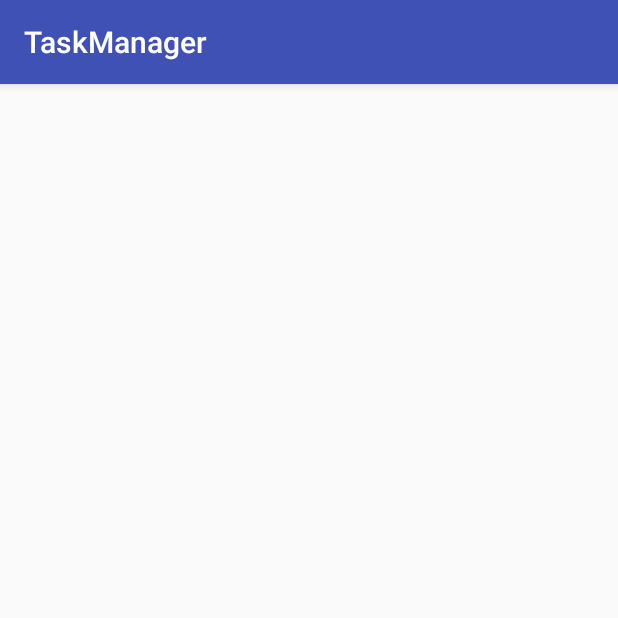
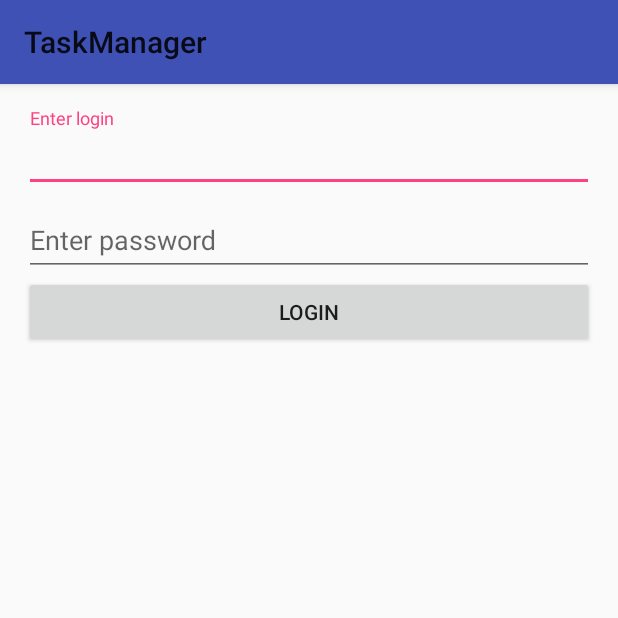
Before and after one commit to AlekseiIvshin/TaskManager, an Android app: the LoginActivity screen opened directly, with no data from a screen before it, on a phone screen of 412 x 824 dp, the top half of it. Run offline under Robolectric (Android 15) with nearby library versions, the phone set to English and light mode, and no system bars; our stand-ins replace ButterKnife.

Commit message:
Adds LoginActivity

```diff
--- a/app/build.gradle
+++ b/app/build.gradle
@@ -23,4 +23,8 @@ dependencies {
     compile fileTree(dir: 'libs', include: ['*.jar'])
     testCompile 'junit:junit:4.12'
     compile 'com.android.support:appcompat-v7:23.1.1'
+    compile 'com.android.support:design:23.1.1'
+
+    // UI dependency injector ButterKnife
+    compile 'com.jakewharton:butterknife:7.0.1'
 }
--- a/app/src/main/java/com/alekseiivhsin/taskmanager/authentication/LoginActivity.java
+++ b/app/src/main/java/com/alekseiivhsin/taskmanager/authentication/LoginActivity.java
@@ -1,17 +1,45 @@
 package com.alekseiivhsin.taskmanager.authentication;
 
+import android.os.Bundle;
 import android.support.v7.app.AppCompatActivity;
-import android.os.Bundle;
+import android.support.v7.widget.Toolbar;
+import android.util.Log;
+import android.widget.EditText;
 
 import com.alekseiivhsin.taskmanager.R;
 
+import butterknife.Bind;
+import butterknife.ButterKnife;
+import butterknife.OnClick;
+
 public class LoginActivity extends AppCompatActivity {
+    private static final String TAG = LoginActivity.class.getSimpleName();
 
     public static final String EXTRA_TOKEN_TYPE = "com.alivshin.taskmanager.extras.EXTRA_TOKEN_TYPE";
+
+    @Bind(R.id.input_login)
+    EditText mLogin;
+
+    @Bind(R.id.input_password)
+    EditText mPassword;
 
     @Override
     protected void onCreate(Bundle savedInstanceState) {
         super.onCreate(savedInstanceState);
         setContentView(R.layout.activity_login);
+
+        ButterKnife.bind(this);
+
+        Toolbar toolbar = (Toolbar) findViewById(R.id.toolbar);
+        setSupportActionBar(toolbar);
+    }
+
+    @OnClick(R.id.login)
+    public void login() {
+        String loginName = mLogin.getText().toString();
+        String password = mPassword.getText().toString();
+        Log.v(TAG, String.format("Try to sign in with params: login = '%s', password = '%s'", loginName, password));
+        // TODO: implement login. Might be used AuthTokenLoader.
+        throw new UnsupportedOperationException("Not implemented yet!");
     }
 }
--- a/app/src/main/res/layout/activity_login.xml
+++ b/app/src/main/res/layout/activity_login.xml
@@ -1,10 +1,64 @@
 <?xml version="1.0" encoding="utf-8"?>
-<RelativeLayout xmlns:android="http://schemas.android.com/apk/res/android"
-    xmlns:tools="http://schemas.android.com/tools" android:layout_width="match_parent"
-    android:layout_height="match_parent" android:paddingLeft="@dimen/activity_horizontal_margin"
-    android:paddingRight="@dimen/activity_horizontal_margin"
-    android:paddingTop="@dimen/activity_vertical_margin"
-    android:paddingBottom="@dimen/activity_vertical_margin"
+<LinearLayout xmlns:android="http://schemas.android.com/apk/res/android"
+    xmlns:tools="http://schemas.android.com/tools"
+    android:layout_width="match_parent"
+    android:layout_height="match_parent"
+    android:orientation="vertical"
     tools:context="com.alekseiivhsin.taskmanager.authentication.LoginActivity">
 
-</RelativeLayout>
+    <android.support.design.widget.AppBarLayout
+        android:layout_width="match_parent"
+        android:layout_height="wrap_content">
+
+        <android.support.v7.widget.Toolbar
+            android:id="@+id/toolbar"
+            android:layout_width="match_parent"
+            android:layout_height="?attr/actionBarSize"
+            android:background="?attr/colorPrimary" />
+    </android.support.design.widget.AppBarLayout>
+
+    <LinearLayout
+        android:layout_width="match_parent"
+        android:layout_height="wrap_content"
+        android:orientation="vertical"
+        android:paddingBottom="@dimen/activity_vertical_margin"
+        android:paddingLeft="@dimen/activity_horizontal_margin"
+        android:paddingRight="@dimen/activity_horizontal_margin"
+        android:paddingTop="@dimen/activity_vertical_margin">
+
+        <android.support.design.widget.TextInputLayout
+            android:id="@+id/input_layout_login"
+            android:layout_width="match_parent"
+            android:layout_height="wrap_content">
+
+            <EditText
+                android:id="@+id/input_login"
+                android:layout_width="match_parent"
+                android:layout_height="wrap_content"
+                android:hint="@string/hint_login"
+                android:singleLine="true" />
+        </android.support.design.widget.TextInputLayout>
+
+
+        <android.support.design.widget.TextInputLayout
+            android:id="@+id/input_layout_password"
+            android:layout_width="match_parent"
+            android:layout_height="wrap_content">
+
+            <EditText
+                android:id="@+id/input_password"
+                android:layout_width="match_parent"
+                android:layout_height="wrap_content"
+                android:hint="@string/hint_password"
+                android:inputType="textPassword"
+                android:singleLine="true" />
+        </android.support.design.widget.TextInputLayout>
+
+        <Button
+            android:id="@+id/login"
+            android:layout_width="match_parent"
+            android:layout_height="wrap_content"
+            android:text="@string/text_login"/>
+    </LinearLayout>
+
+</LinearLayout>
--- a/app/src/main/res/values/strings.xml
+++ b/app/src/main/res/values/strings.xml
@@ -1,3 +1,6 @@
 <resources>
     <string name="app_name">TaskManager</string>
+    <string name="hint_login">Enter login</string>
+    <string name="hint_password">Enter password</string>
+    <string name="text_login">Login</string>
 </resources>
--- a/app/src/main/res/values/styles.xml
+++ b/app/src/main/res/values/styles.xml
@@ -1,7 +1,7 @@
 <resources>
 
     <!-- Base application theme. -->
-    <style name="AppTheme" parent="Theme.AppCompat.Light.DarkActionBar">
+    <style name="AppTheme" parent="Theme.AppCompat.Light.NoActionBar">
         <!-- Customize your theme here. -->
         <item name="colorPrimary">@color/colorPrimary</item>
         <item name="colorPrimaryDark">@color/colorPrimaryDark</item>
```
